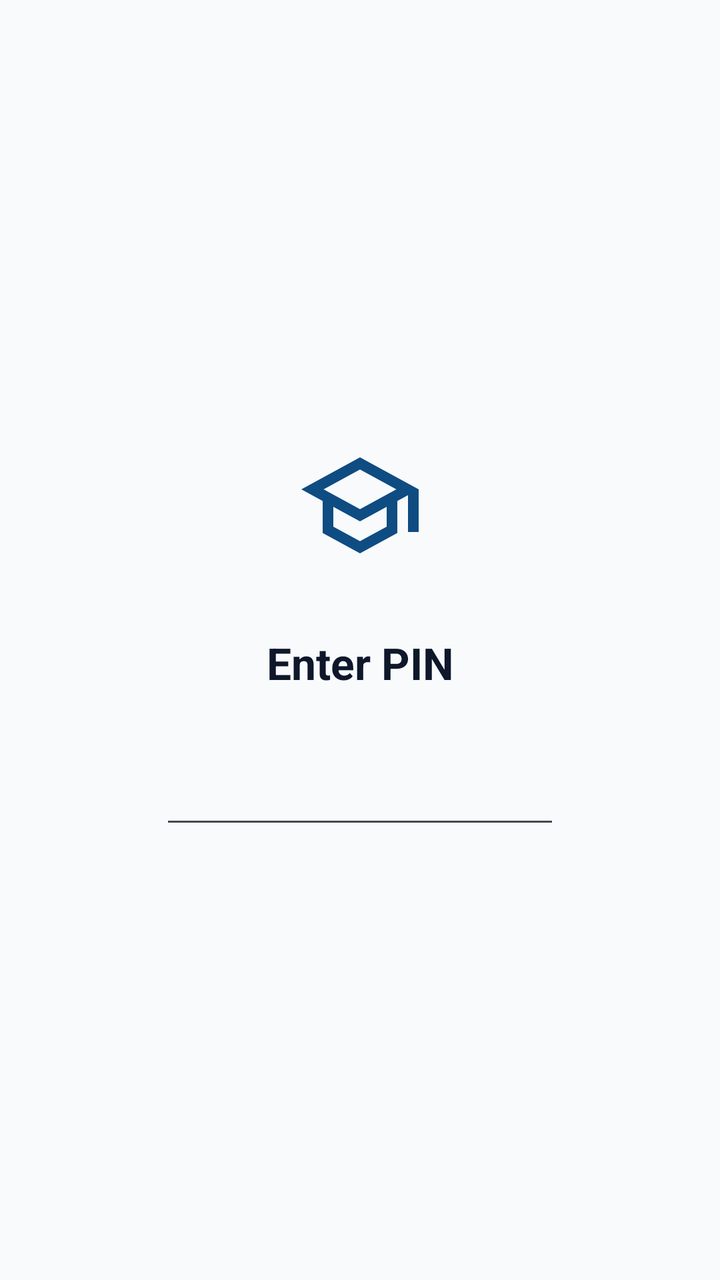
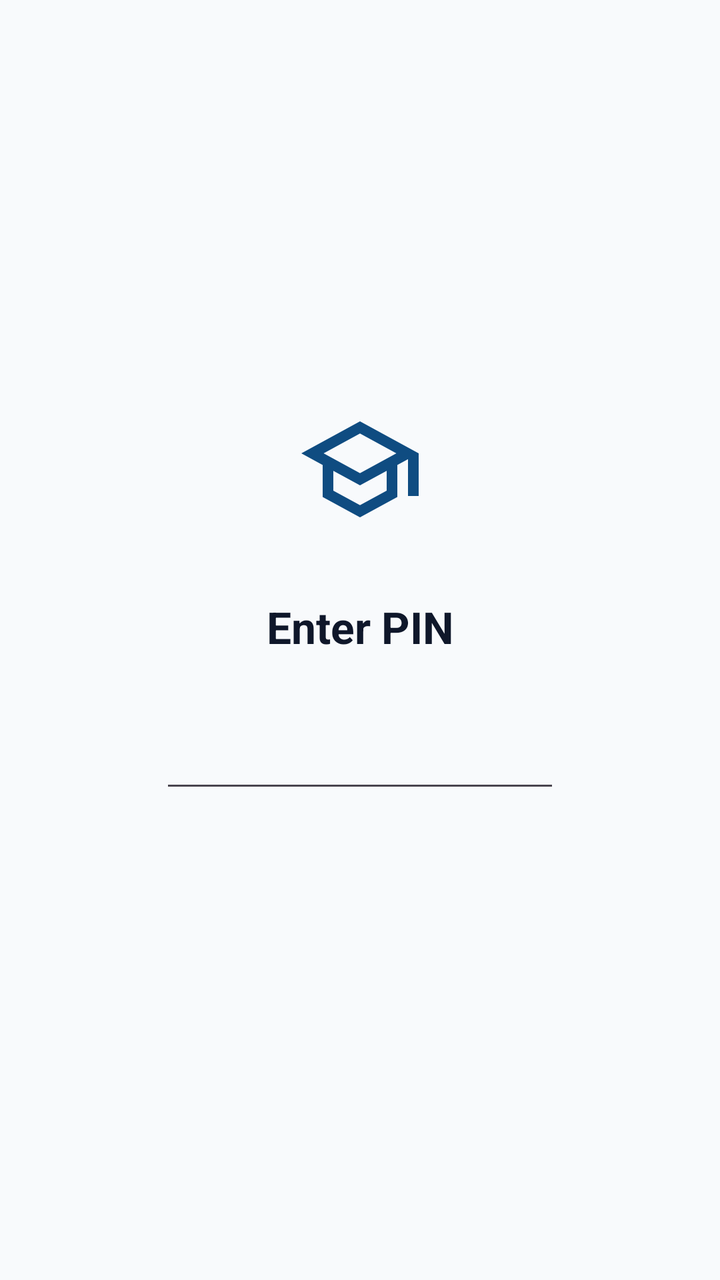

The first picture is an Android layout as it rendered before a commit; the second is the same layout after the commit. The layout source and the unified diff follow.
<!-- AndroidManifest.xml: application theme Theme.TutorSync -->
<!-- res/layout/activity_pin_lock.xml -->
<?xml version="1.0" encoding="utf-8"?>
<androidx.constraintlayout.widget.ConstraintLayout xmlns:android="http://schemas.android.com/apk/res/android"
    xmlns:app="http://schemas.android.com/apk/res-auto"
    android:id="@+id/pinLockRoot"
    android:layout_width="match_parent"
    android:layout_height="match_parent"
    android:background="?android:attr/colorBackground"
    android:padding="@dimen/screen_padding_horizontal">

    <ImageView
        android:id="@+id/ivLockIcon"
        android:layout_width="64dp"
        android:layout_height="64dp"
        android:importantForAccessibility="no"
        android:src="@drawable/ic_tutor_logo"
        app:tint="?attr/colorPrimary"
        app:layout_constraintBottom_toTopOf="@+id/tvPinTitle"
        app:layout_constraintEnd_toEndOf="parent"
        app:layout_constraintStart_toStartOf="parent"
        app:layout_constraintTop_toTopOf="parent"
        app:layout_constraintVertical_chainStyle="packed" />

    <TextView
        android:id="@+id/tvPinTitle"
        android:layout_width="wrap_content"
        android:layout_height="wrap_content"
        android:layout_marginTop="@dimen/space_xl"
        android:text="Enter PIN"
        android:textColor="?attr/colorOnBackground"
        android:textSize="22sp"
        android:textStyle="bold"
        app:layout_constraintBottom_toTopOf="@+id/etPin"
        app:layout_constraintEnd_toEndOf="parent"
        app:layout_constraintStart_toStartOf="parent"
        app:layout_constraintTop_toBottomOf="@+id/ivLockIcon" />

    <EditText
        android:id="@+id/etPin"
        android:layout_width="200dp"
        android:layout_height="wrap_content"
        android:layout_marginTop="@dimen/space_lg"
        android:gravity="center"
        android:inputType="numberPassword"
        android:letterSpacing="0.5"
        android:maxLength="6"
        android:textSize="24sp"
        app:layout_constraintBottom_toTopOf="@+id/btnBiometric"
        app:layout_constraintEnd_toEndOf="parent"
        app:layout_constraintStart_toStartOf="parent"
        app:layout_constraintTop_toBottomOf="@+id/tvPinTitle" />

    <com.google.android.material.button.MaterialButton
        android:id="@+id/btnBiometric"
        style="@style/Widget.Material3.Button.TextButton"
        android:layout_width="wrap_content"
        android:layout_height="wrap_content"
        android:layout_marginTop="@dimen/space_md"
        android:text="Use Fingerprint"
        android:visibility="gone"
        app:layout_constraintBottom_toBottomOf="parent"
        app:layout_constraintEnd_toEndOf="parent"
        app:layout_constraintStart_toStartOf="parent"
        app:layout_constraintTop_toBottomOf="@+id/etPin" />

</androidx.constraintlayout.widget.ConstraintLayout>
<!-- resources referenced by this layout -->
<resources>
  <dimen name="screen_padding_horizontal">20dp</dimen>
  <dimen name="space_lg">24dp</dimen>
  <dimen name="space_md">16dp</dimen>
  <dimen name="space_xl">32dp</dimen>
  <!-- drawable ic_tutor_logo (drawable) -->
  <?xml version="1.0" encoding="utf-8"?>
  <vector xmlns:android="http://schemas.android.com/apk/res/android"
      android:width="36dp"
      android:height="36dp"
      android:viewportWidth="24"
      android:viewportHeight="24">
      <path
          android:fillColor="#FFFFFF"
          android:pathData="M12,3L1,9l4,2.18v6L12,21l7,-3.82v-6l2,-1.09V17h2V9L12,3zM18.82,9L12,12.72 5.18,9 12,5.28 18.82,9zM17,15.99l-5,2.73 -5,-2.73v-3.72L12,15l5,-2.73v3.72z" />
  </vector>
  <style name="Theme.TutorSync" parent="Base.Theme.TutorSync" />
  <style name="WindowAnimationFade" parent="@android:style/Animation.Activity">
          <item name="android:activityOpenEnterAnimation">@android:anim/fade_in</item>
          <item name="android:activityOpenExitAnimation">@android:anim/fade_out</item>
          <item name="android:activityCloseEnterAnimation">@android:anim/fade_in</item>
          <item name="android:activityCloseExitAnimation">@android:anim/fade_out</item>
      </style>
  <color name="ts_primary_light">#0F4C81</color>
  <color name="ts_on_primary_light">#FFFFFF</color>
  <color name="ts_primary_container_light">#D2E4FF</color>
  <color name="ts_on_primary_container_light">#001D36</color>
  <color name="ts_secondary_light">#006874</color>
  <color name="ts_on_secondary_light">#FFFFFF</color>
  <color name="ts_secondary_container_light">#97F0FF</color>
  <color name="ts_on_secondary_container_light">#001F24</color>
  <color name="ts_background_light">#F8FAFC</color>
  <color name="ts_on_background_light">#0F172A</color>
  <color name="ts_surface_light">#FFFFFF</color>
  <color name="ts_on_surface_light">#0F172A</color>
  <color name="ts_surface_variant_light">#F1F5F9</color>
  <color name="ts_on_surface_variant_light">#475569</color>
  <color name="ts_outline_light">#CBD5E1</color>
  <color name="ts_outline_variant_light">#E2E8F0</color>
  <color name="ts_error_light">#B91C1C</color>
  <color name="ts_on_error_light">#FFFFFF</color>
  <color name="ts_error_container_light">#FEE2E2</color>
  <color name="ts_on_error_container_light">#7F1D1D</color>
  <!-- unchanged entries left out for length: 1 -->
</resources>

<!-- the commit's change to res/layout/activity_pin_lock.xml (unified diff, before → after) -->
@@ -44,10 +44,24 @@
         android:letterSpacing="0.5"
         android:maxLength="6"
         android:textSize="24sp"
+        app:layout_constraintBottom_toTopOf="@+id/tvPinStatus"
+        app:layout_constraintEnd_toEndOf="parent"
+        app:layout_constraintStart_toStartOf="parent"
+        app:layout_constraintTop_toBottomOf="@+id/tvPinTitle" />
+
+    <TextView
+        android:id="@+id/tvPinStatus"
+        android:layout_width="0dp"
+        android:layout_height="wrap_content"
+        android:layout_marginTop="@dimen/space_md"
+        android:gravity="center"
+        android:minHeight="20dp"
+        android:textColor="?attr/colorError"
+        android:textSize="14sp"
         app:layout_constraintBottom_toTopOf="@+id/btnBiometric"
         app:layout_constraintEnd_toEndOf="parent"
         app:layout_constraintStart_toStartOf="parent"
-        app:layout_constraintTop_toBottomOf="@+id/tvPinTitle" />
+        app:layout_constraintTop_toBottomOf="@+id/etPin" />
 
     <com.google.android.material.button.MaterialButton
         android:id="@+id/btnBiometric"
@@ -60,6 +74,6 @@
         app:layout_constraintBottom_toBottomOf="parent"
         app:layout_constraintEnd_toEndOf="parent"
         app:layout_constraintStart_toStartOf="parent"
-        app:layout_constraintTop_toBottomOf="@+id/etPin" />
+        app:layout_constraintTop_toBottomOf="@+id/tvPinStatus" />
 
 </androidx.constraintlayout.widget.ConstraintLayout>
